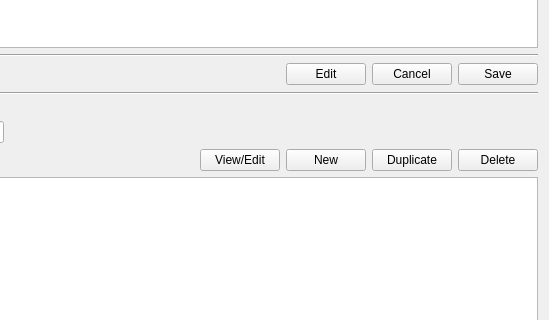
First picture: the form in PhzQtUI/auxdir/PhzQtUI/FormModelSet.ui, repository astrorama/Phosphoros, before the edit; both pictures show x 541 to 1090 and y 304 to 624 of the 1090 by 829 pixel window.
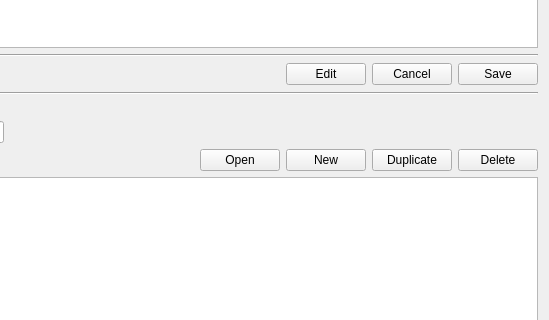
Second picture: the form after the edit. Custom widgets are drawn as their Qt base class.

What changed in the file:
```diff
--- a/PhzQtUI/auxdir/PhzQtUI/FormModelSet.ui
+++ b/PhzQtUI/auxdir/PhzQtUI/FormModelSet.ui
@@ -261,7 +261,7 @@
      <item>
       <widget class="QPushButton" name="btn_viewSet">
        <property name="text">
-        <string>View/Edit</string>
+        <string>Open</string>
        </property>
       </widget>
      </item>
```
